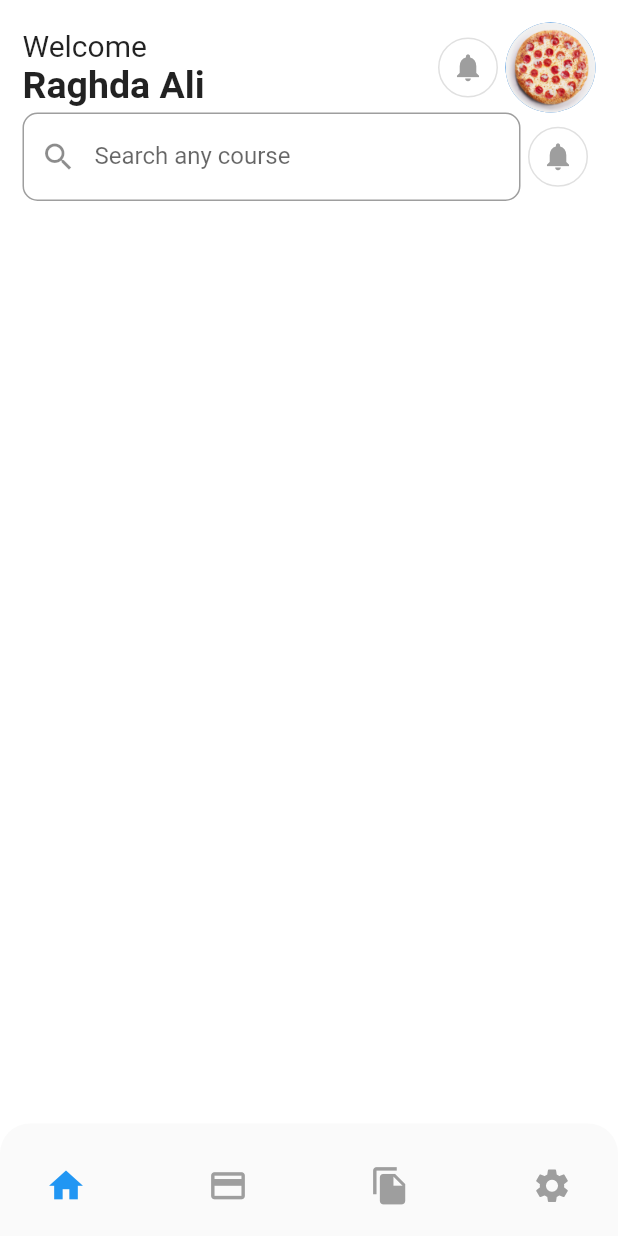
After one commit to raghda-ali/UI-Designs, a Flutter app: the screen it shows after launch, on a phone screen of 412 x 824 dp. The commit adds this screen. Run offline on Flutter 3.47's test engine with Material 2 defaults, Android fonts, the phone set to English and light mode, and no system bars; our stand-ins replace auto_size_text, bloc, device_preview, flutter_bloc, smooth_page_indicator.

Commit message:
add online course screen

```diff
--- a/lib/business_logic/cubits/bottom_navigation_bar/bottom_navigation_bar_cubit.dart
+++ b/lib/business_logic/cubits/bottom_navigation_bar/bottom_navigation_bar_cubit.dart
@@ -3,6 +3,7 @@ import 'package:flutter/cupertino.dart';
 import 'package:meta/meta.dart';
 import 'package:ui_design/presentation/screens/challenge1/challenge1.dart';
 import 'package:ui_design/presentation/screens/challenge2/challenge2.dart';
+import 'package:ui_design/presentation/screens/challenge3/online_courses.dart';
 
 part 'bottom_navigation_bar_state.dart';
 
@@ -10,7 +11,7 @@ class BottomNavigationBarCubit extends Cubit<BottomNavigationBarState> {
   BottomNavigationBarCubit() : super(BottomNavigationBarInitial());
   int selectedIndex = 0;
   List<Widget> screens = const [
-    Challenge1(),
+    OnlineCourses(),
     Cards(),
     Challenge1(),
     Cards(),
--- /dev/null
+++ b/lib/presentation/screens/challenge3/online_courses.dart
@@ -0,0 +1,100 @@
+import 'package:flutter/material.dart';
+import 'package:ui_design/resoures.dart';
+
+class OnlineCourses extends StatelessWidget {
+  const OnlineCourses({Key? key}) : super(key: key);
+
+  @override
+  Widget build(BuildContext context) {
+    return SafeArea(
+      child: Padding(
+        padding: const EdgeInsets.all(15),
+        child: Column(
+          children: [
+            Row(
+              mainAxisAlignment: MainAxisAlignment.spaceBetween,
+              children: [
+                Column(
+                  crossAxisAlignment: CrossAxisAlignment.start,
+                  children: const [
+                    Text("Welcome",
+                      style: TextStyle(
+                        fontSize: 20,
+                      ),
+                    ),
+                    Text(
+                      "Raghda Ali",
+                      style: TextStyle(
+                        fontWeight: FontWeight.bold,
+                        fontSize: 25,
+                      ),
+                    ),
+                  ],
+                ),
+                Row(
+                  children: [
+                    Container(
+                      height: 40,
+                      decoration: BoxDecoration(
+                          color: Colors.white,
+                          shape: BoxShape.circle,
+                          border: Border.all(
+                            color: Colors.grey[300]!,
+                          )),
+                      child: IconButton(
+                        onPressed: () {},
+                        icon: const Icon(
+                          Icons.notifications,
+                          size: 22,
+                          color: Colors.grey,
+                        ),
+                      ),
+                    ),
+                    const CircleAvatar(
+                      backgroundImage: AssetImage(Resources.pizza),
+                      radius: 30,
+                    ),
+                  ],
+                )
+              ],
+            ),
+            Row(
+              // mainAxisAlignment: MainAxisAlignment.spaceBetween,
+              children: [
+                 Expanded(
+                  child: TextField(
+                    decoration: InputDecoration(
+                      labelText: "Search any course",
+                      fillColor: Colors.red,
+                      prefixIcon: const Icon(Icons.search_outlined),
+                      border: OutlineInputBorder(
+                        borderRadius: BorderRadius.circular(10),
+                      )
+                    ),
+                  ),
+                ),
+                Container(
+                  height: 40,
+                  decoration: BoxDecoration(
+                      color: Colors.white,
+                      shape: BoxShape.circle,
+                      border: Border.all(
+                        color: Colors.grey[300]!,
+                      )),
+                  child: IconButton(
+                    onPressed: () {},
+                    icon: const Icon(
+                      Icons.notifications,
+                      size: 22,
+                      color: Colors.grey,
+                    ),
+                  ),
+                ),
+              ],
+            )
+          ],
+        ),
+      ),
+    );
+  }
+}
--- a/lib/widgets/bottom_bar_screen/bottom_bar_screen.dart
+++ b/lib/widgets/bottom_bar_screen/bottom_bar_screen.dart
@@ -12,7 +12,7 @@ class BottomBarScreen extends StatelessWidget {
     return BlocBuilder<BottomNavigationBarCubit, BottomNavigationBarState>(
       builder: (context, state) {
         return Scaffold(
-          backgroundColor: Colors.blue,
+          backgroundColor: Colors.white,
           body: bottomBarCubit.screens[bottomBarCubit.selectedIndex],
           bottomNavigationBar: const BottomBarWidget(),
         );
```
